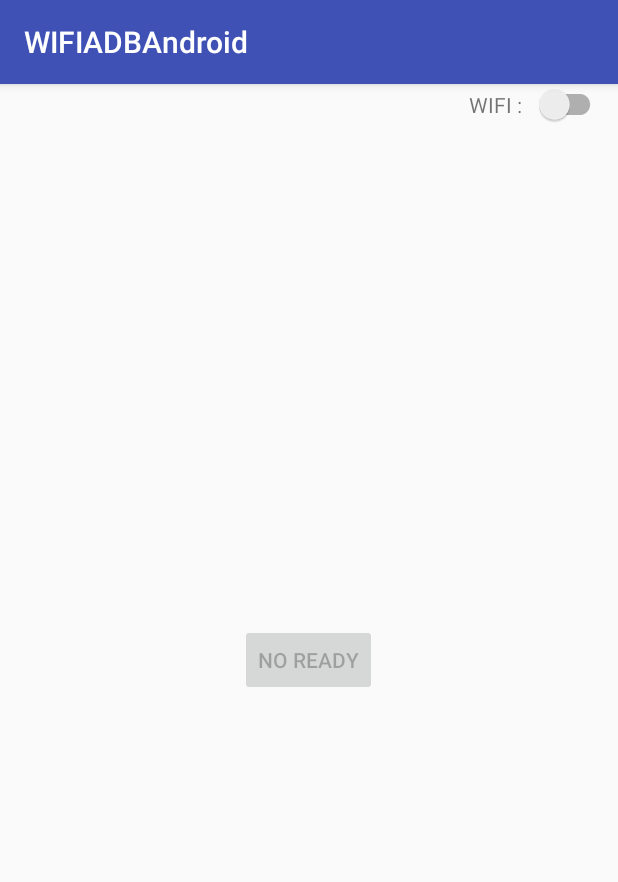
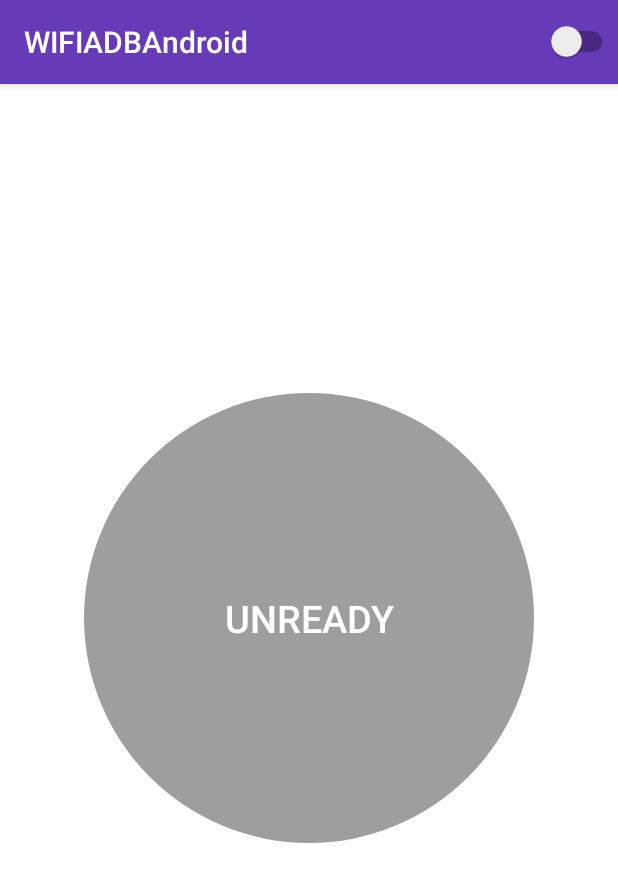
Before and after one commit to huazhouwang/WIFIADB, an Android app: the screen it shows after launch (MainActivity), on a phone screen of 412 x 824 dp. Shown: the top 882 px of the screen. Run offline under Robolectric (Android 15) with nearby library versions, the phone set to English and light mode, and no system bars.

Commit message:
初步设计

```diff
--- a/WIFIADBAndroid/app/src/main/java/adb/wifi/woaiwhz/wifiadbandroid/activity/MainActivity.java
+++ b/WIFIADBAndroid/app/src/main/java/adb/wifi/woaiwhz/wifiadbandroid/activity/MainActivity.java
@@ -1,9 +1,11 @@
 package adb.wifi.woaiwhz.wifiadbandroid.activity;
 
+import android.graphics.drawable.GradientDrawable;
 import android.os.Bundle;
 import android.support.annotation.IdRes;
 import android.support.v7.app.AppCompatActivity;
 import android.support.v7.widget.SwitchCompat;
+import android.support.v7.widget.Toolbar;
 import android.view.View;
 import android.widget.Button;
 import android.widget.CompoundButton;
@@ -17,30 +19,34 @@ import adb.wifi.woaiwhz.wifiadbandroid.presenter.MainPresenter;
 
 public class MainActivity extends AppCompatActivity
         implements MainPresenter.MainView,View.OnClickListener,CompoundButton.OnCheckedChangeListener{
+    private View mNodeLayout;
     private View mMaskView;
     private View mLoading;
     private TextView mIpValue;
-    private MainPresenter mPresenter;
-    private SwitchCompat mSwitch;
     private Button mButton;
     private View mIpContainer;
+    private SwitchCompat mSwitch;
+    private MainPresenter mPresenter;
 
     @Override
     protected void onCreate(Bundle savedInstanceState) {
         super.onCreate(savedInstanceState);
         setContentView(R.layout.activity_main);
 
+        mNodeLayout = $(R.id.node_root);
         mMaskView = $(R.id.mask);
-        mMaskView.setOnTouchListener(new OnTouchInterceptor());
-
         mButton = $(R.id.monitor_button);
-        mButton.setOnClickListener(this);
-
         mLoading = $(R.id.loading);
         mIpValue = $(R.id.ip_value);
         mIpContainer = $(R.id.ip_layout);
         mSwitch = $(R.id.wifi_switch);
+
+        mMaskView.setOnTouchListener(new OnTouchInterceptor());
+        mButton.setOnClickListener(this);
         mSwitch.setOnCheckedChangeListener(this);
+
+        Toolbar toolbar = $(R.id.tool_bar);
+        setSupportActionBar(toolbar);
     }
 
     @Override
@@ -66,34 +72,42 @@ public class MainActivity extends AppCompatActivity
     }
 
     @Override
-    public void pageLoading(boolean display) {
-        if(display){
+    public void pageLoading(boolean show) {
+        if(show){
             showMask(true);
         }else {
             hideMask();
         }
     }
 
-    void hideMask(){
+    private void hideMask(){
         mMaskView.setVisibility(View.GONE);
     }
 
-    void showMask(boolean withLoading){
+    private void showMask(boolean withLoading){
         mMaskView.setVisibility(View.VISIBLE);
 
         if(withLoading){
+//            mMaskView.setBackgroundResource(R.color.mask_background);
             mLoading.setVisibility(View.VISIBLE);
         }else{
+//            mMaskView.setBackgroundResource(android.R.color.transparent);
             mLoading.setVisibility(View.GONE);
         }
     }
 
     @Override
     public void onWifiNoReady() {
+        mNodeLayout.setBackgroundResource(R.color.wifi_no_ready_primary);
         mSwitch.setChecked(false);
         mButton.setEnabled(false);
         mButton.setClickable(false);
-        onPortNoReady();
+
+        GradientDrawable drawable = (GradientDrawable) mButton.getBackground();
+        drawable.setColor(getResources().getColor(R.color.wifi_no_ready_accent));
+        mButton.setText(R.string.port_no_ready);
+        mIpContainer.setVisibility(View.GONE);
+        mIpValue.setText(null);
 
         Toast.makeText(this, R.string.wifi_no_ready,Toast.LENGTH_SHORT).show();
     }
@@ -103,7 +117,9 @@ public class MainActivity extends AppCompatActivity
         mSwitch.setChecked(true);
         mButton.setEnabled(true);
         mButton.setClickable(true);
-        onPortNoReady();
+        mButton.setText(R.string.port_no_ready);
+        mIpContainer.setVisibility(View.GONE);
+        mIpValue.setText(null);
     }
 
     @Override
@@ -111,13 +127,21 @@ public class MainActivity extends AppCompatActivity
         mIpValue.setText(ip);
         mIpContainer.setVisibility(View.VISIBLE);
         mButton.setText(R.string.ready);
+        GradientDrawable drawable = (GradientDrawable) mButton.getBackground();
+        drawable.setColor(getResources().getColor(R.color.port_ready_accent));
+//        mButton.setBackgroundResource(R.color.port_ready_accent);
+        mNodeLayout.setBackgroundResource(R.color.port_ready_primary);
     }
 
     @Override
     public void onPortNoReady() {
         mIpContainer.setVisibility(View.GONE);
         mIpValue.setText(null);
-        mButton.setText(R.string.no_ready);
+        mButton.setText(R.string.port_no_ready);
+        mNodeLayout.setBackgroundResource(R.color.port_no_ready_primary);
+        GradientDrawable drawable = (GradientDrawable) mButton.getBackground();
+        drawable.setColor(getResources().getColor(R.color.port_no_ready_accent));
+//        mButton.setBackgroundResource(R.color.port_no_ready_accent);
     }
 
     private void toggleWifiSwitch(boolean isChecked){
@@ -125,7 +149,7 @@ public class MainActivity extends AppCompatActivity
     }
 
 
-    private void toggleMonitorState() {
+    private void togglePortState() {
         mPresenter.togglePortState();
     }
 
@@ -135,13 +159,12 @@ public class MainActivity extends AppCompatActivity
 
         switch (id){
             case R.id.monitor_button:
-                toggleMonitorState();
+                togglePortState();
                 break;
 
             default:
                 break;
         }
-
     }
 
     @Override
--- a/WIFIADBAndroid/app/src/main/java/adb/wifi/woaiwhz/wifiadbandroid/base/CommandExecutor.java
+++ b/WIFIADBAndroid/app/src/main/java/adb/wifi/woaiwhz/wifiadbandroid/base/CommandExecutor.java
@@ -25,7 +25,7 @@ public class CommandExecutor {
             final String user;
 
             if(needRoot){
-                user = Config.SU;
+                user = Config.SU; // TODO: 2016/9/16 授权失败的话
             }else {
                 user = Config.SH;
             }
--- /dev/null
+++ b/WIFIADBAndroid/app/src/main/res/drawable/ip_layout_background.xml
@@ -0,0 +1,12 @@
+<?xml version="1.0" encoding="utf-8"?>
+<shape
+    xmlns:android="http://schemas.android.com/apk/res/android"
+    android:shape="rectangle">
+
+    <size android:width="200dp"
+        android:height="50dp"/>
+
+    <solid android:color="@color/primary_text"/>
+
+    <corners android:radius="50dp"/>
+</shape>
--- /dev/null
+++ b/WIFIADBAndroid/app/src/main/res/drawable/port_switch.xml
@@ -0,0 +1,11 @@
+<?xml version="1.0" encoding="utf-8"?>
+<shape
+    xmlns:android="http://schemas.android.com/apk/res/android"
+    android:shape="oval">
+
+    <size android:height="300dp"
+        android:width="300dp"/>
+
+    <solid android:color="@color/wifi_no_ready_accent"/>
+
+</shape>
--- a/WIFIADBAndroid/app/src/main/res/layout/activity_main.xml
+++ b/WIFIADBAndroid/app/src/main/res/layout/activity_main.xml
@@ -1,49 +1,53 @@
 <?xml version="1.0" encoding="utf-8"?>
 <merge
     xmlns:android="http://schemas.android.com/apk/res/android"
+    xmlns:app="http://schemas.android.com/apk/res-auto"
     xmlns:tools="http://schemas.android.com/tools"
     >
     <RelativeLayout
+        android:id="@+id/node_root"
         android:layout_width="match_parent"
         android:layout_height="match_parent"
         tools:context=".activity.MainActivity">
 
-        <LinearLayout
-            android:layout_width="wrap_content"
-            android:layout_height="wrap_content"
-            android:layout_alignParentRight="true"
-            android:layout_alignParentEnd="true"
+        <android.support.v7.widget.Toolbar
+            android:id="@+id/tool_bar"
+            android:layout_width="match_parent"
+            android:layout_height="?attr/actionBarSize"
+            android:background="?attr/colorPrimary"
+            app:title="@string/app_name"
+            app:titleTextColor="@android:color/white"
+            android:elevation="4dp"
+            tools:targetApi="21"
             >
-            <TextView
-                android:layout_width="wrap_content"
-                android:layout_height="wrap_content"
-                android:layout_marginRight="8dp"
-                android:layout_marginEnd="8dp"
-                android:text="@string/wifi"/>
             <android.support.v7.widget.SwitchCompat
                 android:id="@+id/wifi_switch"
                 android:layout_width="wrap_content"
                 android:layout_height="wrap_content"
-                android:layout_marginRight="8dp"
-                android:layout_marginEnd="8dp"
+                android:layout_gravity="end|center_vertical"
                 />
-        </LinearLayout>
+        </android.support.v7.widget.Toolbar>
 
         <Button
             android:id="@+id/monitor_button"
             android:layout_width="wrap_content"
             android:layout_height="wrap_content"
-            android:text="@string/no_ready"
+            android:text="@string/port_no_ready"
+            android:textColor="@color/icons"
+            android:textSize="25sp"
+            android:background="@drawable/port_switch"
             android:layout_centerInParent="true"/>
 
         <LinearLayout
             android:id="@+id/ip_layout"
             android:layout_width="wrap_content"
             android:layout_height="wrap_content"
-            android:layout_marginTop="16dp"
+            android:layout_marginTop="32dp"
             android:orientation="horizontal"
             android:layout_below="@id/monitor_button"
             android:layout_centerHorizontal="true"
+            android:gravity="center"
+            android:background="@drawable/ip_layout_background"
             >
 
             <TextView
@@ -52,12 +56,14 @@
                 android:text="@string/ip_title"
                 android:layout_marginRight="8dp"
                 android:layout_marginEnd="8dp"
+                android:textColor="@color/icons"
                 />
 
             <TextView
                 android:id="@+id/ip_value"
                 android:layout_width="wrap_content"
                 android:layout_height="wrap_content"
+                android:textColor="@color/icons"
                 tools:text="192.168.1.11"/>
         </LinearLayout>
     </RelativeLayout>
@@ -66,13 +72,13 @@
         android:id="@+id/mask"
         android:layout_width="match_parent"
         android:layout_height="match_parent"
-        android:background="@null"
         android:visibility="gone">
         <ProgressBar
             android:id="@+id/loading"
             android:layout_width="wrap_content"
             android:layout_height="wrap_content"
             android:layout_gravity="center"
+
             />
     </FrameLayout>
 </merge>
--- a/WIFIADBAndroid/app/src/main/res/values/colors.xml
+++ b/WIFIADBAndroid/app/src/main/res/values/colors.xml
@@ -1,6 +1,19 @@
 <?xml version="1.0" encoding="utf-8"?>
 <resources>
-    <color name="colorPrimary">#3F51B5</color>
-    <color name="colorPrimaryDark">#303F9F</color>
-    <color name="colorAccent">#FF4081</color>
+    <color name="primary">#673AB7</color>
+    <color name="primary_dark">#512DA8</color>
+    <color name="primary_light">#D1C4E9</color>
+    <color name="accent">#448AFF</color>
+    <color name="primary_text">#212121</color>
+    <color name="secondary_text">#757575</color>
+    <color name="icons">#FFFFFF</color>
+    <color name="divider">#BDBDBD</color>
+
+    <color name="mask_background">#80757575</color>
+    <color name="port_ready_primary">#4CAF50</color>
+    <color name="port_ready_accent">#8BC34A</color>
+    <color name="port_no_ready_primary">#E91E63</color>
+    <color name="port_no_ready_accent">#FF5252</color>
+    <color name="wifi_no_ready_primary">#ffffff</color>
+    <color name="wifi_no_ready_accent">#9E9E9E</color>
 </resources>
--- a/WIFIADBAndroid/app/src/main/res/values/strings.xml
+++ b/WIFIADBAndroid/app/src/main/res/values/strings.xml
@@ -1,8 +1,8 @@
 <resources>
     <string name="app_name">WIFIADBAndroid</string>
     <string name="ip_title">IP :</string>
-    <string name="wifi">WIFI :</string>
+    <string name="wifi">WIFI</string>
     <string name="ready">READY</string>
-    <string name="no_ready">NO READY</string>
+    <string name="port_no_ready">UNREADY</string>
     <string name="wifi_no_ready">WIFI ISN\'T READY!</string>
 </resources>
--- a/WIFIADBAndroid/app/src/main/res/values/styles.xml
+++ b/WIFIADBAndroid/app/src/main/res/values/styles.xml
@@ -1,11 +1,12 @@
 <resources>
 
-    <!-- Base application theme. -->
-    <style name="AppTheme" parent="Theme.AppCompat.Light.DarkActionBar">
-        <!-- Customize your theme here. -->
-        <item name="colorPrimary">@color/colorPrimary</item>
-        <item name="colorPrimaryDark">@color/colorPrimaryDark</item>
-        <item name="colorAccent">@color/colorAccent</item>
+    <style name="AppTheme" parent="Theme.AppCompat.Light.NoActionBar">
+        <item name="colorPrimary">@color/primary</item>
+        <item name="colorPrimaryDark">@color/primary_dark</item>
+        <item name="colorAccent">@color/accent</item>
+        <item name="windowActionBar">false</item>
+        <item name="windowNoTitle">true</item>
+        <item name="toolbarStyle">@style/Widget.AppCompat.Toolbar</item>
     </style>
 
 </resources>
```
Also changed, not shown: WIFIADBAndroid/app/src/main/java/adb/wifi/woaiwhz/wifiadbandroid/presenter/MainPresenter.java (+22 -22 lines), WIFIADBAndroid/app/src/main/java/adb/wifi/woaiwhz/wifiadbandroid/tools/PortMonitor.java (+41 -30 lines).
